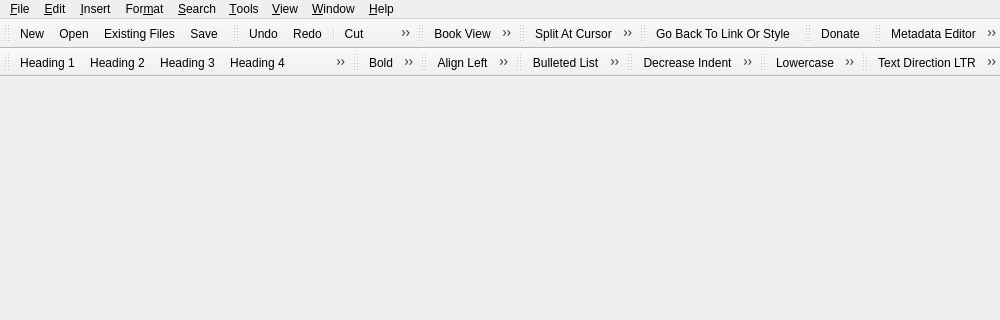
The window that src/Sigil/Form_Files/main.ui (Sigil-Ebook/Sigil) describes before a commit, drawn with Qt 5; both pictures show x 0 to 1000 and y 0 to 320 of the 1000 by 700 pixel window.
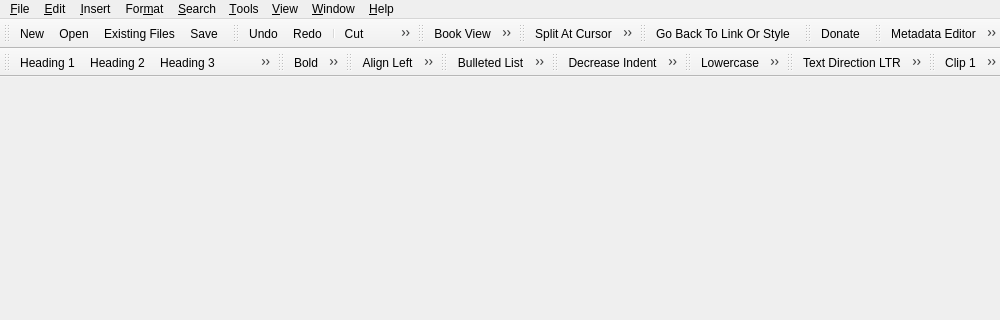
The same window after the commit. Icons and pictures are not drawn.

Commit message: Allow shortcuts for first 20 Clips, and add a Clip Bar with buttons for up to 20 Clips.

```diff
--- a/src/Sigil/Form_Files/main.ui
+++ b/src/Sigil/Form_Files/main.ui
@@ -508,6 +508,37 @@
    <addaction name="actionTextDirectionRTL"/>
    <addaction name="actionTextDirectionDefault"/>
   </widget>
+  <widget class="QToolBar" name="toolBarClips">
+   <property name="windowTitle">
+    <string>Clip Bar</string>
+   </property>
+   <attribute name="toolBarArea">
+    <enum>TopToolBarArea</enum>
+   </attribute>
+   <attribute name="toolBarBreak">
+    <bool>false</bool>
+   </attribute>
+   <addaction name="actionClip1"/>
+   <addaction name="actionClip2"/>
+   <addaction name="actionClip3"/>
+   <addaction name="actionClip4"/>
+   <addaction name="actionClip5"/>
+   <addaction name="actionClip6"/>
+   <addaction name="actionClip7"/>
+   <addaction name="actionClip8"/>
+   <addaction name="actionClip9"/>
+   <addaction name="actionClip10"/>
+   <addaction name="actionClip11"/>
+   <addaction name="actionClip12"/>
+   <addaction name="actionClip13"/>
+   <addaction name="actionClip14"/>
+   <addaction name="actionClip15"/>
+   <addaction name="actionClip16"/>
+   <addaction name="actionClip17"/>
+   <addaction name="actionClip18"/>
+   <addaction name="actionClip19"/>
+   <addaction name="actionClip20"/>
+  </widget>
   <action name="actionNew">
    <property name="icon">
     <iconset resource="../Resource_Files/main/main.qrc">
@@ -1668,6 +1699,196 @@
     <string>Ctrl+Alt+C</string>
    </property>
   </action>
+  <action name="actionClip1">
+   <property name="text">
+    <string>Clip &amp;1</string>
+   </property>
+   <property name="toolTip">
+    <string>Insert Clip 1</string>
+   </property>
+   <property name="shortcut">
+    <string>Ctrl+Alt+1</string>
+   </property>
+  </action>
+  <action name="actionClip2">
+   <property name="text">
+    <string>Clip 2&amp;</string>
+   </property>
+   <property name="toolTip">
+    <string>Insert Clip 2</string>
+   </property>
+   <property name="shortcut">
+    <string>Ctrl+Alt+2</string>
+   </property>
+  </action>
+  <action name="actionClip3">
+   <property name="text">
+    <string>Clip &amp;3</string>
+   </property>
+   <property name="toolTip">
+    <string>Insert Clip 3</string>
+   </property>
+   <property name="shortcut">
+    <string>Ctrl+Alt+3</string>
+   </property>
+  </action>
+  <action name="actionClip4">
+   <property name="text">
+    <string>Clip &amp;4</string>
+   </property>
+   <property name="toolTip">
+    <string>Insert Clip 4</string>
+   </property>
+   <property name="shortcut">
+    <string>Ctrl+Alt+4</string>
+   </property>
+  </action>
+  <action name="actionClip5">
+   <property name="text">
+    <string>Clip &amp;5</string>
+   </property>
+   <property name="toolTip">
+    <string>Insert Clip 5</string>
+   </property>
+   <property name="shortcut">
+    <string>Ctrl+Alt+5</string>
+   </property>
+  </action>
+  <action name="actionClip6">
+   <property name="text">
+    <string>Clip &amp;6</string>
+   </property>
+   <property name="toolTip">
+    <string>Insert Clip 6</string>
+   </property>
+   <property name="shortcut">
+    <string>Ctrl+Alt+6</string>
+   </property>
+  </action>
+  <action name="actionClip7">
+   <property name="text">
+    <string>Clip &amp;7</string>
+   </property>
+   <property name="toolTip">
+    <string>Insert Clip 7</string>
+   </property>
+   <property name="shortcut">
+    <string>Ctrl+Alt+7</string>
+   </property>
+  </action>
+  <action name="actionClip8">
+   <property name="text">
+    <string>Clip &amp;8</string>
+   </property>
+   <property name="toolTip">
+    <string>Insert Clip 8</string>
+   </property>
+   <property name="shortcut">
+    <string>Ctrl+Alt+8</string>
+   </property>
+  </action>
+  <action name="actionClip9">
+   <property name="text">
+    <string>Clip &amp;9</string>
+   </property>
+   <property name="toolTip">
+    <string>Insert Clip 9</string>
+   </property>
+   <property name="shortcut">
+    <string>Ctrl+Alt+9</string>
+   </property>
+  </action>
+  <action name="actionClip10">
+   <property name="text">
+    <string>Clip 1&amp;0</string>
+   </property>
+   <property name="toolTip">
+    <string>Insert Clip 10</string>
+   </property>
+   <property name="shortcut">
+    <string>Ctrl+Alt+0</string>
+   </property>
+  </action>
+  <action name="actionClip11">
+   <property name="text">
+    <string>Clip 11</string>
+   </property>
+   <property name="toolTip">
+    <string>Insert Clip 11</string>
+   </property>
+  </action>
+  <action name="actionClip12">
+   <property name="text">
+    <string>Clip 12</string>
+   </property>
+   <property name="toolTip">
+    <string>Insert Clip 12</string>
+   </property>
+  </action>
+  <action name="actionClip13">
+   <property name="text">
+    <string>Clip 13</string>
+   </property>
+   <property name="toolTip">
+    <string>Insert Clip 13</string>
+   </property>
+  </action>
+  <action name="actionClip14">
+   <property name="text">
+    <string>Clip 14</string>
+   </property>
+   <property name="toolTip">
+    <string>Insert Clip 14</string>
+   </property>
+  </action>
+  <action name="actionClip15">
+   <property name="text">
+    <string>Clip 15</string>
+   </property>
+   <property name="toolTip">
+    <string>Insert Clip 15</string>
+   </property>
+  </action>
+  <action name="actionClip16">
+   <property name="text">
+    <string>Clip 16</string>
+   </property>
+   <property name="toolTip">
+    <string>Insert Clip 16</string>
+   </property>
+  </action>
+  <action name="actionClip17">
+   <property name="text">
+    <string>Clip 17</string>
+   </property>
+   <property name="toolTip">
+    <string>Insert Clip 17</string>
+   </property>
+  </action>
+  <action name="actionClip18">
+   <property name="text">
+    <string>Clip 18</string>
+   </property>
+   <property name="toolTip">
+    <string>Insert Clip 18</string>
+   </property>
+  </action>
+  <action name="actionClip19">
+   <property name="text">
+    <string>Clip 19</string>
+   </property>
+   <property name="toolTip">
+    <string>Insert Clip 19</string>
+   </property>
+  </action>
+  <action name="actionClip20">
+   <property name="text">
+    <string>Clip 20</string>
+   </property>
+   <property name="toolTip">
+    <string>Insert Clip 20</string>
+   </property>
+  </action>
   <action name="actionPreferences">
    <property name="text">
     <string>&amp;Preferences...</string>
```
Left out of the diff: 27 changed lines with no effect on the pictures. The commit also changes 15 other files.
